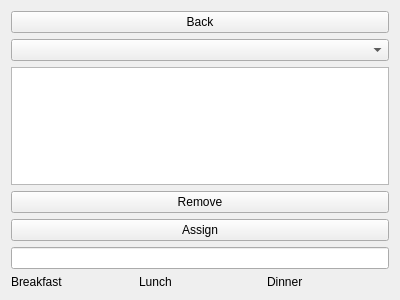
Old version of the form ui/src/roommanagementscreen.ui in the repository NazimBekhat/UDRMS.
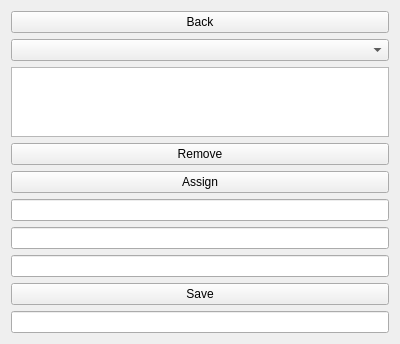
New version of the form.

Commit message: staff roles added

```diff
--- a/ui/src/roommanagementscreen.ui
+++ b/ui/src/roommanagementscreen.ui
@@ -41,33 +41,27 @@
      </property>
     </widget>
    </item>
+   <item>
+    <widget class="QLineEdit" name="lunchMenuLineEdit"/>
+   </item>
+   <item>
+    <widget class="QLineEdit" name="breakfastMenuLineEdit"/>
+   </item>
+   <item>
+    <widget class="QLineEdit" name="dinnerMenuLineEdit"/>
+   </item>
+   <item>
+    <widget class="QPushButton" name="saveMenuButton">
+     <property name="text">
+      <string>Save</string>
+     </property>
+    </widget>
+   </item>
    <item>
     <widget class="QLineEdit" name="studentIdLineEdit"/>
    </item>
    <item>
-    <layout class="QHBoxLayout" name="horizontalLayout">
-     <item>
-      <widget class="QLabel" name="breakfastMenuLabel">
-       <property name="text">
-        <string>Breakfast</string>
-       </property>
-      </widget>
-     </item>
-     <item>
-      <widget class="QLabel" name="lunchMenuLabel">
-       <property name="text">
-        <string>Lunch</string>
-       </property>
-      </widget>
-     </item>
-     <item>
-      <widget class="QLabel" name="dinnerMenuLabel">
-       <property name="text">
-        <string>Dinner</string>
-       </property>
-      </widget>
-     </item>
-    </layout>
+    <layout class="QHBoxLayout" name="horizontalLayout"/>
    </item>
   </layout>
  </widget>
```
The commit also changes 2 other files.
